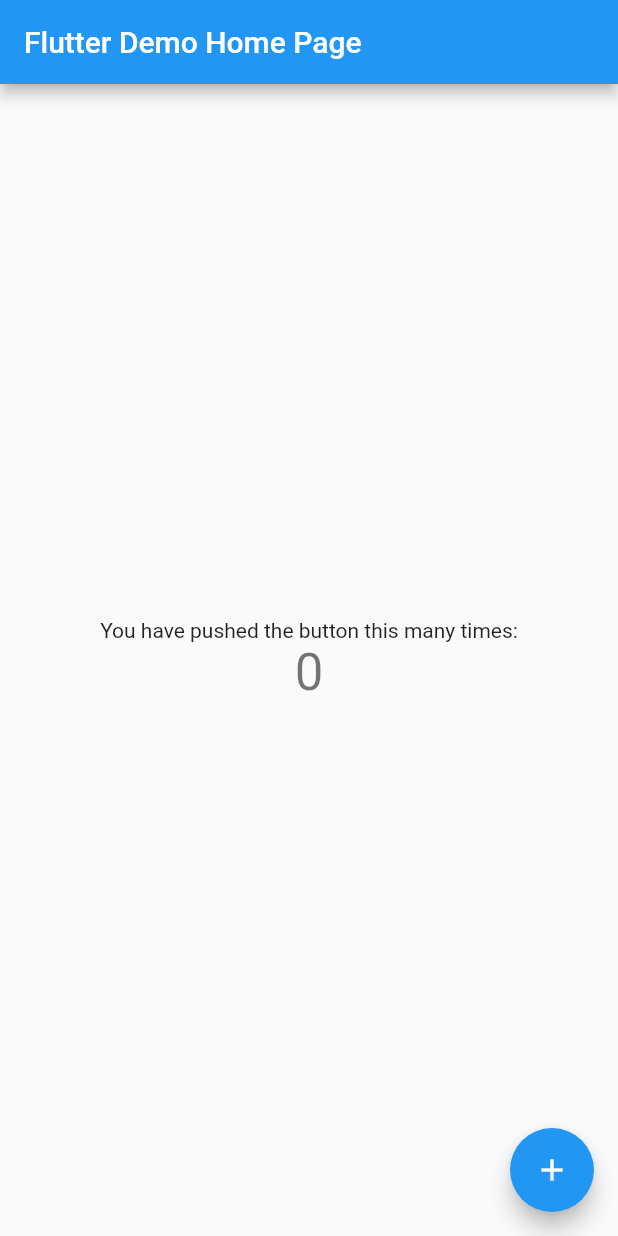
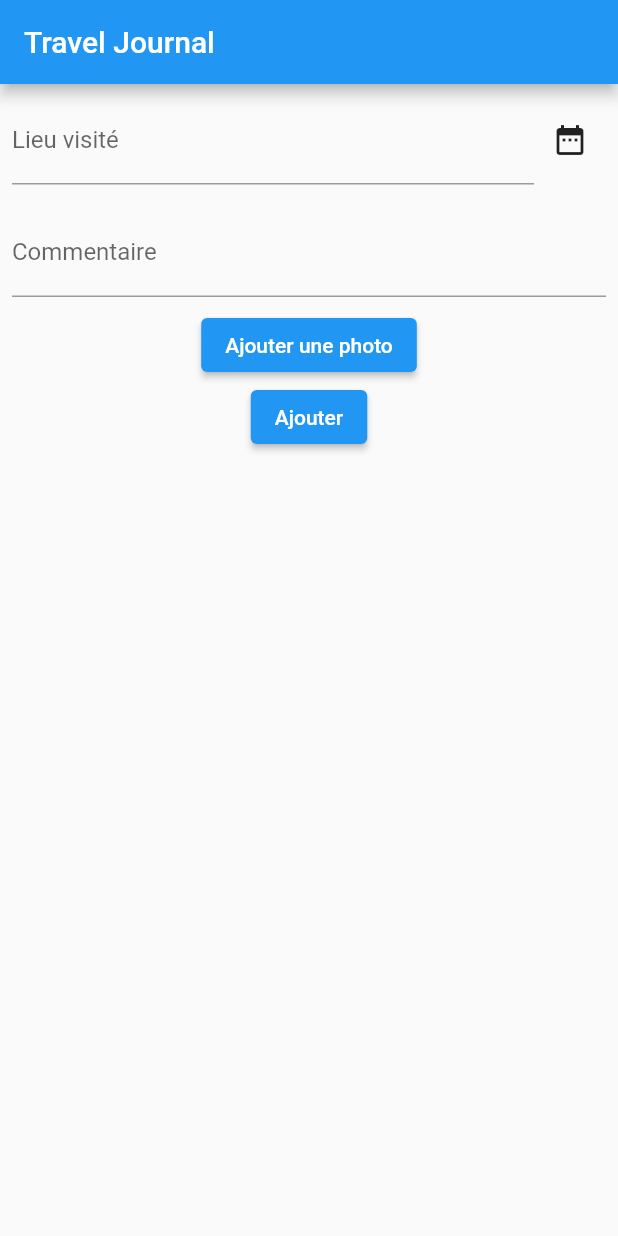
Before and after one commit to BlackenCat/projet_carnet_voyage_vhe, a Flutter app: the screen it shows after launch, on a phone screen of 412 x 824 dp. Run offline on Flutter 3.47's test engine with Material 2 defaults, Android fonts, the light colour scheme and no system bars; our stand-ins replace flutter_datetime_picker, image_picker, weather.

Commit message:
Mise à jour

```diff
--- a/lib/main.dart
+++ b/lib/main.dart
@@ -1,115 +1,200 @@
+import 'dart:io';
+
 import 'package:flutter/material.dart';
+import 'package:flutter_datetime_picker/flutter_datetime_picker.dart';
+import 'package:image_picker/image_picker.dart';
+import 'package:weather/weather.dart';
 
-void main() {
-  runApp(const MyApp());
-}
+void main() => runApp(TravelJournalApp());
 
-class MyApp extends StatelessWidget {
-  const MyApp({super.key});
-
-  // This widget is the root of your application.
+class TravelJournalApp extends StatelessWidget {
   @override
   Widget build(BuildContext context) {
     return MaterialApp(
-      title: 'Flutter Demo',
+      title: 'Travel Journal',
       theme: ThemeData(
-        // This is the theme of your application.
-        //
-        // Try running your application with "flutter run". You'll see the
-        // application has a blue toolbar. Then, without quitting the app, try
-        // changing the primarySwatch below to Colors.green and then invoke
-        // "hot reload" (press "r" in the console where you ran "flutter run",
-        // or simply save your changes to "hot reload" in a Flutter IDE).
-        // Notice that the counter didn't reset back to zero; the application
-        // is not restarted.
         primarySwatch: Colors.blue,
       ),
-      home: const MyHomePage(title: 'Flutter Demo Home Page'),
+      home: TravelJournalScreen(),
     );
   }
 }
 
-class MyHomePage extends StatefulWidget {
-  const MyHomePage({super.key, required this.title});
-
-  // This widget is the home page of your application. It is stateful, meaning
-  // that it has a State object (defined below) that contains fields that affect
-  // how it looks.
-
-  // This class is the configuration for the state. It holds the values (in this
-  // case the title) provided by the parent (in this case the App widget) and
-  // used by the build method of the State. Fields in a Widget subclass are
-  // always marked "final".
-
-  final String title;
-
+class TravelJournalScreen extends StatefulWidget {
   @override
-  State<MyHomePage> createState() => _MyHomePageState();
+  _TravelJournalScreenState createState() => _TravelJournalScreenState();
 }
 
-class _MyHomePageState extends State<MyHomePage> {
-  int _counter = 0;
+class _TravelJournalScreenState extends State<TravelJournalScreen> {
+  List<TravelEntry> travelEntries = [];
+  TextEditingController locationController = TextEditingController();
+  TextEditingController commentController = TextEditingController();
+  late DateTime selectedDate;
+  late String selectedImagePath;
+  WeatherFactory weatherFactory = WeatherFactory("YOUR_API_KEY", language: Language.FRENCH);
 
-  void _incrementCounter() {
+  Future<void> selectDate(BuildContext context) async {
+    final DateTime? pickedDate = await DatePicker.showDatePicker(
+      context,
+      locale: LocaleType.fr,
+      currentTime: selectedDate ?? DateTime.now(),
+    );
+
+    if (pickedDate != null && pickedDate != selectedDate) {
+      setState(() {
+        selectedDate = pickedDate;
+      });
+    }
+  }
+
+  Future<void> selectImage(BuildContext context) async {
+    final ImagePicker _picker = ImagePicker();
+    final XFile? pickedImage = await _picker.pickImage(source: ImageSource.gallery);
+
+    if (pickedImage != null) {
+      setState(() {
+        selectedImagePath = pickedImage.path;
+      });
+    }
+  }
+
+  Future<Weather> fetchWeather(String location) async {
+    Weather weather = await weatherFactory.currentWeatherByCityName(location);
+    return weather;
+  }
+
+  void addTravelEntry() async {
+    if (selectedDate == null || locationController.text.isEmpty) {
+      return;
+    }
+
+    Weather weather = await fetchWeather(locationController.text);
+
     setState(() {
-      // This call to setState tells the Flutter framework that something has
-      // changed in this State, which causes it to rerun the build method below
-      // so that the display can reflect the updated values. If we changed
-      // _counter without calling setState(), then the build method would not be
-      // called again, and so nothing would appear to happen.
-      _counter++;
+      travelEntries.add(
+        TravelEntry(
+          date: selectedDate,
+          location: locationController.text,
+          comment: commentController.text,
+          imagePath: selectedImagePath,
+          weather: weather,
+        ),
+      );
+      selectedDate = '' as DateTime;
+      locationController.clear();
+      commentController.clear();
+      selectedImagePath = 'null';
     });
   }
 
   @override
   Widget build(BuildContext context) {
-    // This method is rerun every time setState is called, for instance as done
-    // by the _incrementCounter method above.
-    //
-    // The Flutter framework has been optimized to make rerunning build methods
-    // fast, so that you can just rebuild anything that needs updating rather
-    // than having to individually change instances of widgets.
     return Scaffold(
       appBar: AppBar(
-        // Here we take the value from the MyHomePage object that was created by
-        // the App.build method, and use it to set our appbar title.
-        title: Text(widget.title),
+        title: Text('Travel Journal'),
       ),
-      body: Center(
-        // Center is a layout widget. It takes a single child and positions it
-        // in the middle of the parent.
-        child: Column(
-          // Column is also a layout widget. It takes a list of children and
-          // arranges them vertically. By default, it sizes itself to fit its
-          // children horizontally, and tries to be as tall as its parent.
-          //
-          // Invoke "debug painting" (press "p" in the console, choose the
-          // "Toggle Debug Paint" action from the Flutter Inspector in Android
-          // Studio, or the "Toggle Debug Paint" command in Visual Studio Code)
-          // to see the wireframe for each widget.
-          //
-          // Column has various properties to control how it sizes itself and
-          // how it positions its children. Here we use mainAxisAlignment to
-          // center the children vertically; the main axis here is the vertical
-          // axis because Columns are vertical (the cross axis would be
-          // horizontal).
-          mainAxisAlignment: MainAxisAlignment.center,
-          children: <Widget>[
-            const Text(
-              'You have pushed the button this many times:',
+      body: Column(
+        children: <Widget>[
+          Padding(
+            padding: const EdgeInsets.all(8.0),
+            child: Row(
+              children: [
+                Expanded(
+                  child: TextField(
+                    controller: locationController,
+                    decoration: InputDecoration(
+                      labelText: 'Lieu visité',
+                    ),
+                  ),
+                ),
+                IconButton(
+                  icon: Icon(Icons.date_range),
+                  onPressed: () {
+                    selectDate(context);
+                  },
+                ),
+              ],
             ),
-            Text(
-              '$_counter',
-              style: Theme.of(context).textTheme.headlineMedium,
+          ),
+          Padding(
+            padding: const EdgeInsets.all(8.0),
+            child: TextField(
+              controller: commentController,
+              decoration: InputDecoration(
+                labelText: 'Commentaire',
+              ),
             ),
-          ],
-        ),
+          ),
+          ElevatedButton(
+            onPressed: () {
+              selectImage(context);
+            },
+            child: Text('Ajouter une photo'),
+          ),
+          ElevatedButton(
+            onPressed: () {
+              addTravelEntry();
+            },
+            child: Text('Ajouter'),
+          ),
+          Expanded(
+            child: ListView.builder(
+              itemCount: travelEntries.length,
+              itemBuilder: (context, index) {
+                return ListTile(
+                  title: Text('Lieu : ${travelEntries[index].location}'),
+                  subtitle: Column(
+                    crossAxisAlignment: CrossAxisAlignment.start,
+                    children: [
+                      Text('Date : ${travelEntries[index].formattedDate}'),
+                      Text('Commentaire : ${travelEntries[index].comment}'),
+                      if (travelEntries[index].imagePath != null)
+                        Image.file(
+                          File(travelEntries[index].imagePath),
+                          width: 100,
+                          height: 100,
+                        ),
+                      FutureBuilder<Weather>(
+                        future: fetchWeather(travelEntries[index].location),
+                        builder: (context, snapshot) {
+                          if (snapshot.hasData) {
+                            final weather = snapshot.data;
+                            return Text('Météo : ${weather.temperature.celsius}°C, ${weather.weatherDescription}');
+                          } else if (snapshot.hasError) {
+                            return Text('Erreur de chargement de la météo');
+                          } else {
+                            return CircularProgressIndicator();
+                          }
+                        },
+                      ),
+                    ],
+                  ),
+                );
+              },
+            ),
+          ),
+        ],
       ),
-      floatingActionButton: FloatingActionButton(
-        onPressed: _incrementCounter,
-        tooltip: 'Increment',
-        child: const Icon(Icons.add),
-      ), // This trailing comma makes auto-formatting nicer for build methods.
     );
   }
 }
+
+class TravelEntry {
+  final DateTime date;
+  final String location;
+  final String comment;
+  final String imagePath;
+  final Weather weather;
+
+  TravelEntry({
+    required this.date,
+    required this.location,
+    required this.comment,
+    required this.imagePath,
+    required this.weather,
+  });
+
+  String get formattedDate {
+    return '${date.day}/${date.month}/${date.year}';
+  }
+}
```
Also changed, not shown: pubspec.yaml (+5 -66 lines), pubspec.lock, 5 other files.
